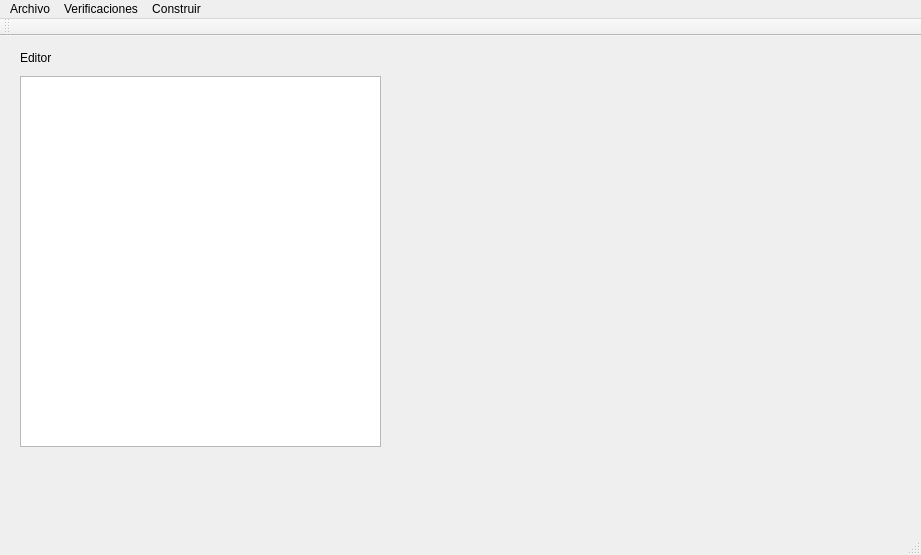
Above: mainwindow.ui from koerhunt/BroccoliLang before the change. Below: the same form after it.
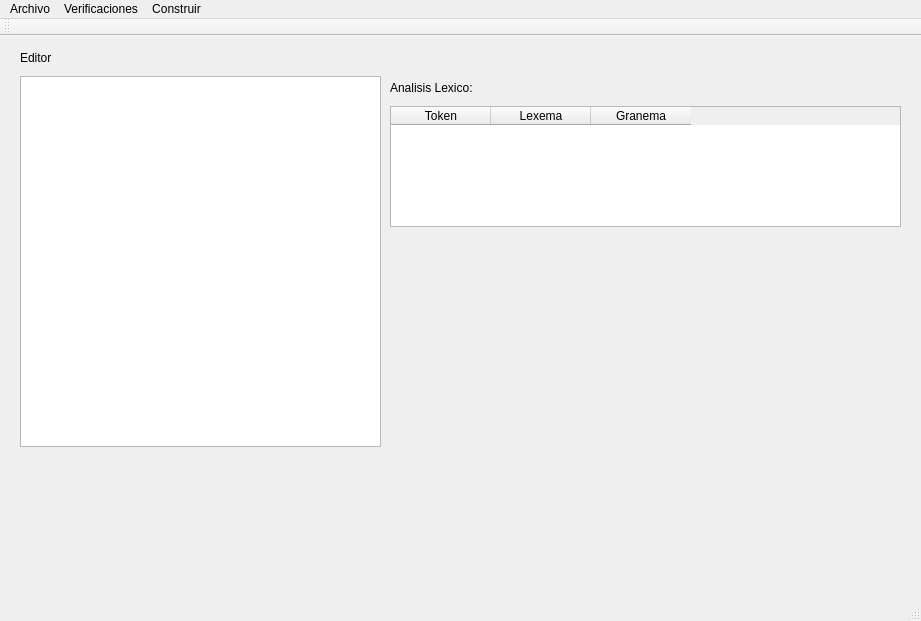
That is the form after the change.

Commit message: analisis lexico

```diff
--- a/mainwindow.ui
+++ b/mainwindow.ui
@@ -2,17 +2,23 @@
 <ui version="4.0">
  <class>MainWindow</class>
  <widget class="QMainWindow" name="MainWindow">
+  <property name="enabled">
+   <bool>true</bool>
+  </property>
   <property name="geometry">
    <rect>
     <x>0</x>
     <y>0</y>
     <width>921</width>
-    <height>555</height>
+    <height>621</height>
    </rect>
   </property>
   <property name="windowTitle">
    <string>MainWindow</string>
   </property>
+  <property name="autoFillBackground">
+   <bool>false</bool>
+  </property>
   <widget class="QWidget" name="centralWidget">
    <widget class="QTextBrowser" name="textEditor">
     <property name="geometry">
@@ -43,6 +49,50 @@
      <string>Editor</string>
     </property>
    </widget>
+   <widget class="QTableWidget" name="tableLex">
+    <property name="enabled">
+     <bool>true</bool>
+    </property>
+    <property name="geometry">
+     <rect>
+      <x>390</x>
+      <y>70</y>
+      <width>511</width>
+      <height>121</height>
+     </rect>
+    </property>
+    <property name="autoFillBackground">
+     <bool>false</bool>
+    </property>
+    <column>
+     <property name="text">
+      <string>Token</string>
+     </property>
+    </column>
+    <column>
+     <property name="text">
+      <string>Lexema</string>
+     </property>
+    </column>
+    <column>
+     <property name="text">
+      <string>Granema</string>
+     </property>
+    </column>
+   </widget>
+   <widget class="QLabel" name="label_2">
+    <property name="geometry">
+     <rect>
+      <x>390</x>
+      <y>40</y>
+      <width>121</width>
+      <height>23</height>
+     </rect>
+    </property>
+    <property name="text">
+     <string>Analisis Lexico:</string>
+    </property>
+   </widget>
   </widget>
   <widget class="QMenuBar" name="menuBar">
    <property name="geometry">
```
Left out of the diff: 7 changed lines with no effect on the pictures. The commit also changes 4 other files.
